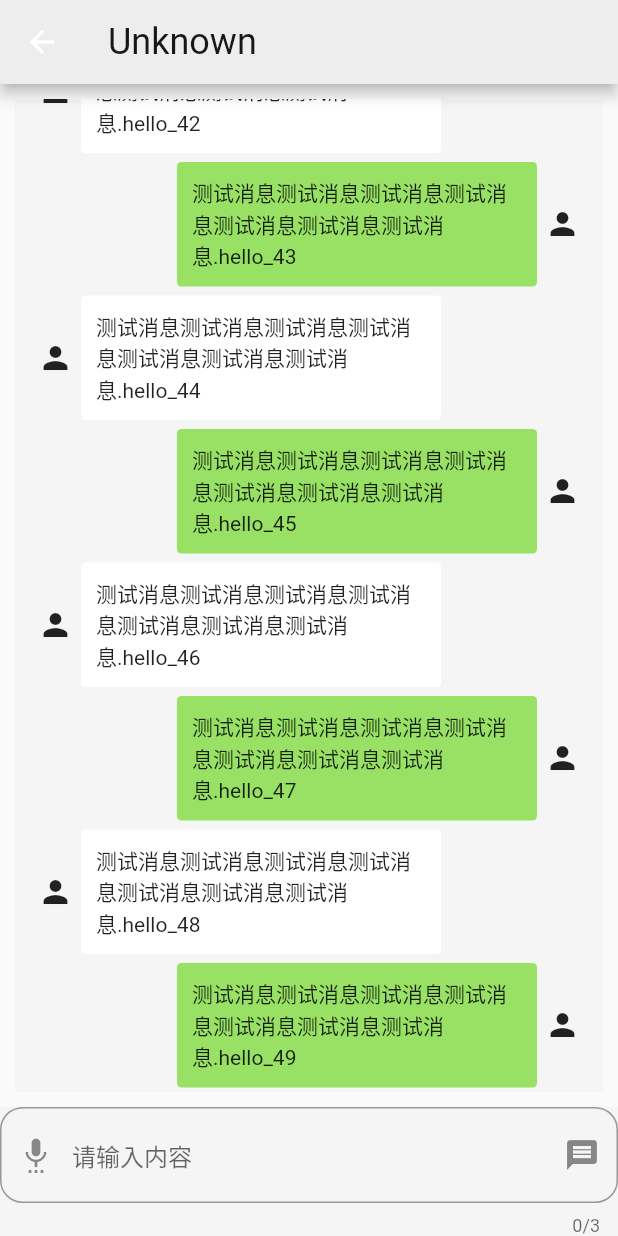
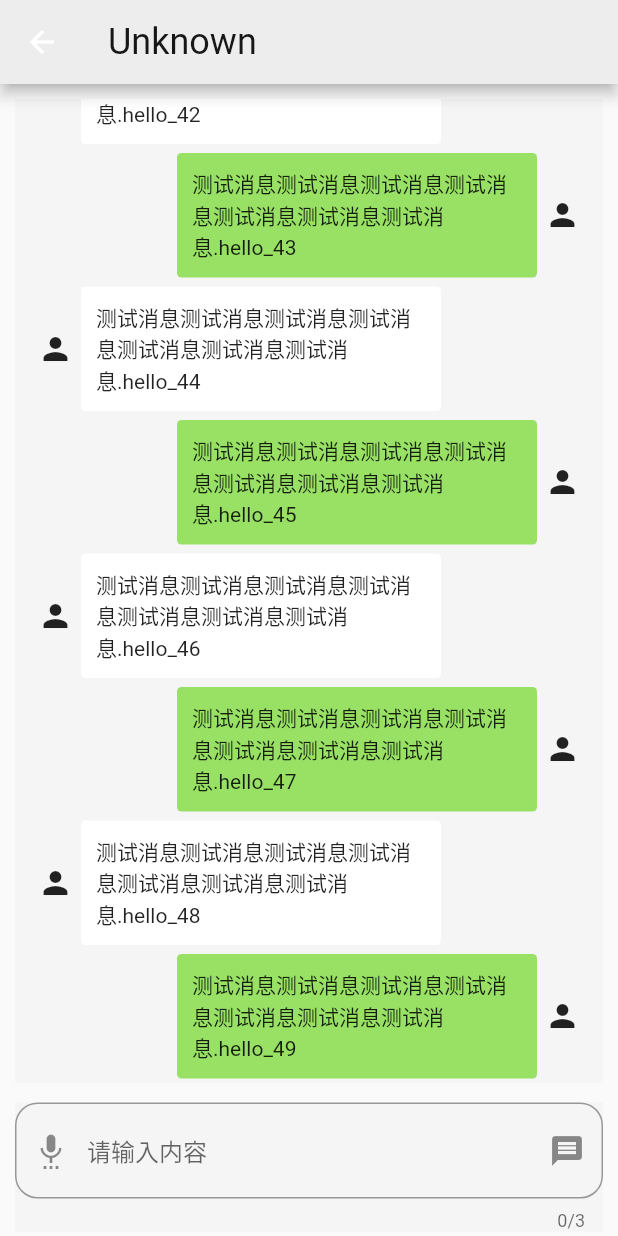
Before and after one commit to jielyu/mimic_ui, a Flutter app: the DialogPage screen opened directly, on a phone screen of 412 x 824 dp. Run offline on Flutter 3.47's test engine with Material 2 defaults, Android fonts, the phone set to English and light mode, and no system bars; our stand-ins replace azlistview, persistent_bottom_nav_bar; missing offline and left inert: common_utils, lpinyin.

Commit message:
fix(lib/pages/chat_page.dart): 修复记录展示的初始位置

```diff
--- a/wechat_ui/lib/pages/chat_page.dart
+++ b/wechat_ui/lib/pages/chat_page.dart
@@ -72,7 +72,7 @@ class TalkList extends StatefulWidget {
 
 class _TalkListState extends State<TalkList> {
   final ScrollController scrollController =
-      ScrollController(initialScrollOffset: 18000);
+      ScrollController(initialScrollOffset: 0);
   @override
   void dispose() {
     scrollController.dispose();
@@ -96,19 +96,43 @@ class _TalkListState extends State<TalkList> {
 
   @override
   Widget build(BuildContext context) {
+    WidgetsBinding.instance!.addPostFrameCallback((_) {
+      scrollController.jumpTo(scrollController.position.maxScrollExtent);
+    });
     return Expanded(
       child: Container(
           color: const Color(0xfff5f5f5),
           margin: const EdgeInsets.fromLTRB(10, 10, 10, 10),
           child: ListView.builder(
+            // reverse: true,
             itemBuilder: (BuildContext context, int index) {
-              return Container(
-                child: ChatItemWidget(
-                    msgContent: "测试消息测试消息测试消息测试消息测试消息测试消息测试消息.hello_" +
-                        index.toString(),
-                    index: index),
+              var item = <Widget>[];
+              if (index == 0) {
+                bool isLoading = true;
+                final indicator = false
+                    // ignore: dead_code
+                    ? const Center(child: Text('一一没有更多消息了一一'))
+                    : Padding(
+                        padding: const EdgeInsets.all(8.0),
+                        child: Center(
+                          child: Opacity(
+                            // ignore: dead_code
+                            opacity: isLoading ? 1.0 : 0.0,
+                            child: const CircularProgressIndicator(),
+                          ),
+                        ),
+                      );
+                item.add(indicator);
+              }
+              final chatItem = ChatItemWidget(
+                  msgContent:
+                      "测试消息测试消息测试消息测试消息测试消息测试消息测试消息.hello_" + index.toString(),
+                  index: index);
+              item.add(chatItem);
+              // ignore: avoid_unnecessary_containers
+              return Column(
+                children: item,
               );
-              // return Text("hello_" + index.toString());
             },
             itemCount: 50,
             controller: scrollController,
@@ -137,7 +161,7 @@ class _ChatInputFormState extends State<ChatInputForm> {
       key: _formKey,
       child: Container(
         color: const Color(0xfff5f5f5),
-        //color: Colors.blue,
+        margin: const EdgeInsets.fromLTRB(10, 3, 10, 3),
         child: TextFormField(
           autofocus: false,
           maxLength: 3,
```
